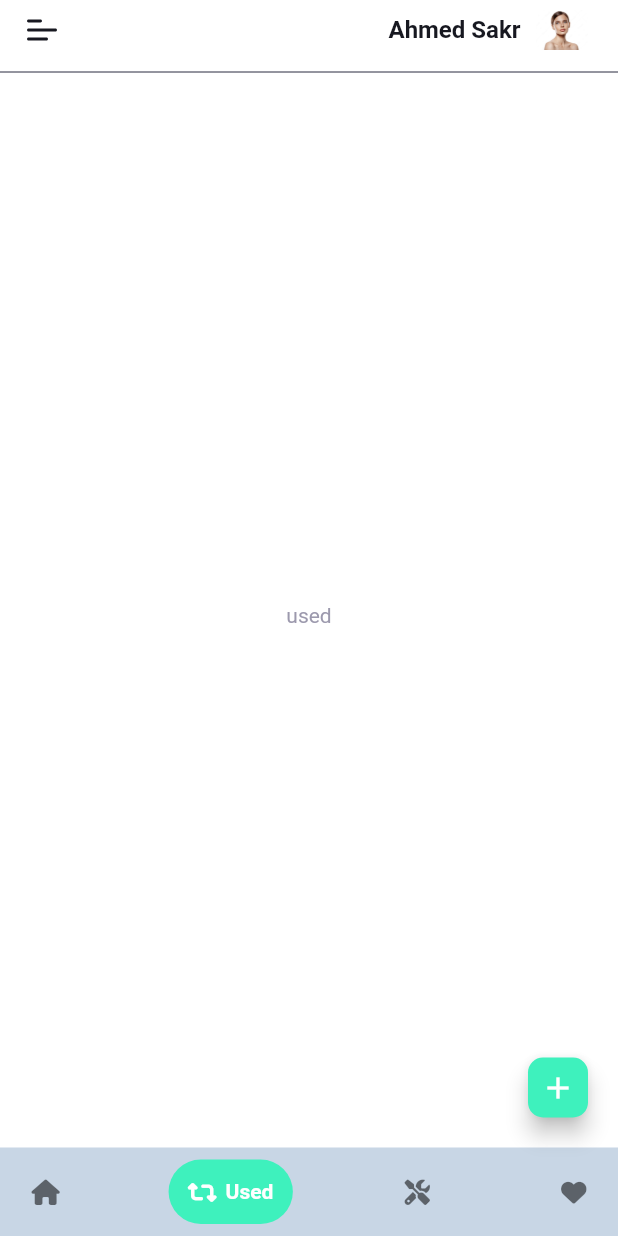
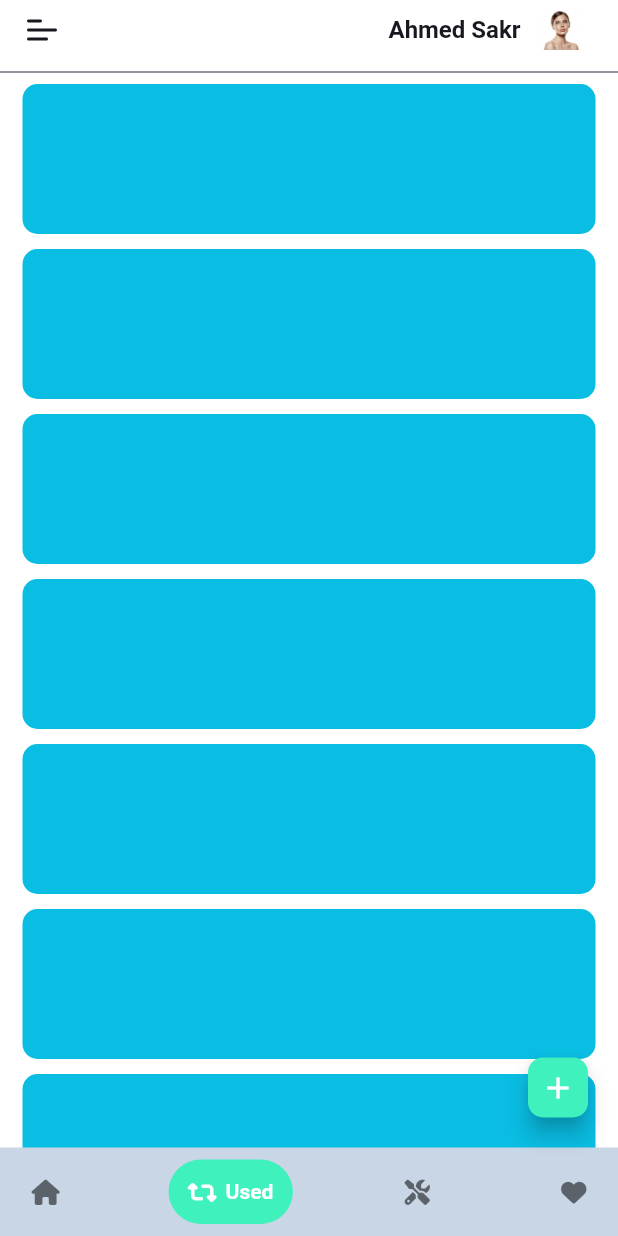
Before and after one commit to mhmoudGamea/car-club, a Flutter app: the TabsView screen opened by its route, item 2 of the bottom bar chosen, in the side drawer, after a tap on the "add" icon, on a phone screen of 412 x 824 dp. Run offline on Flutter 3.47's test engine with Material 2 defaults, Android fonts, the light colour scheme and no system bars; drawn by our look-alikes of google_nav_bar; our stand-ins replace animated_text_kit, bloc, cloud_firestore, firebase_auth, firebase_core, firebase_storage and 14 more; missing offline and left inert: flutter_facebook_auth; accounts and stored records are empty; Roboto replaces fonts that are missing (Lexend).

Commit message:
try to show used cars

```diff
--- a/lib/features/post/data/models/post_model.dart
+++ b/lib/features/post/data/models/post_model.dart
@@ -14,7 +14,7 @@ class PostModel {
   final String description;
   final String address;
   final String phone;
-  final List<String> images;
+  final List<dynamic> images;
 
   const PostModel({
     required this.date,
--- a/lib/features/post/data/post_constants.dart
+++ b/lib/features/post/data/post_constants.dart
@@ -1,2 +1,2 @@
 const postsColl = 'postsCollection';
-const userPosts = 'posts';
+const posts = 'posts';
--- a/lib/features/post/data/repos/post_repo_impl.dart
+++ b/lib/features/post/data/repos/post_repo_impl.dart
@@ -8,6 +8,6 @@ class PostRepoImpl implements PostRepo {
       FirebaseFirestore.instance.collection(postsColl);
   @override
   Future<void> addNewPost(String uId, Map<String, dynamic> post) async {
-    await postsCollection.doc(uId).collection(userPosts).add(post);
+    await postsCollection.doc(uId).collection(posts).add(post);
   }
 }
--- a/lib/features/post/presentation/model_views/user_form_cubit/user_form_cubit.dart
+++ b/lib/features/post/presentation/model_views/user_form_cubit/user_form_cubit.dart
@@ -113,8 +113,7 @@ class UserFormCubit extends Cubit<UserFormState> {
       images: images,
     );
     try {
-      await postRepo.addNewPost(
-          'yyTbyyKO9xREWQjg4aXIM2thJWp1', _postModel.toJson());
+      await postRepo.addNewPost(uId, _postModel.toJson());
       emit(PostAddedSuccess());
       // ignore: use_build_context_synchronously
       Helper.showCustomToast(
--- /dev/null
+++ b/lib/features/used/presentation/model_views/used_cubit/used_cubit.dart
@@ -0,0 +1,29 @@
+import 'package:car_club/core/constants.dart';
+import 'package:car_club/features/post/data/models/post_model.dart';
+import 'package:cloud_firestore/cloud_firestore.dart';
+import 'package:flutter_bloc/flutter_bloc.dart';
+import 'package:meta/meta.dart';
+
+import '../../../../post/data/post_constants.dart';
+
+part 'used_state.dart';
+
+class UsedCubit extends Cubit<UsedState> {
+  UsedCubit() : super(UsedInitial());
+
+  CollectionReference postsCollectionRF =
+      FirebaseFirestore.instance.collection(postsColl);
+
+  // this func. used to get post that the user just added to postsCollection
+  Future<void> getPost() async {
+    List<PostModel> post = [];
+    postsCollectionRF.snapshots().listen((event) async {
+      // postsCollection > uId > posts > get all documents
+      final QuerySnapshot<Map<String, dynamic>> postsQuery =
+          await postsCollectionRF.doc(uId).collection(posts).get();
+      final post =
+          postsQuery.docs.map((e) => PostModel.fromJson(e.data())).toList();
+      print(post.length);
+    });
+  }
+}
--- /dev/null
+++ b/lib/features/used/presentation/model_views/used_cubit/used_state.dart
@@ -0,0 +1,12 @@
+part of 'used_cubit.dart';
+
+@immutable
+abstract class UsedState {}
+
+class UsedInitial extends UsedState {}
+
+class UsedCarPostLoading extends UsedState {}
+
+class UsedCarPostSuccess extends UsedState {}
+
+class UsedCarPostFailure extends UsedState {}
--- a/lib/features/used/presentation/views/used_view.dart
+++ b/lib/features/used/presentation/views/used_view.dart
@@ -1,11 +1,17 @@
-import 'package:car_club/features/used/presentation/views/widgets/used_view_body.dart';
 import 'package:flutter/material.dart';
+import 'package:flutter_bloc/flutter_bloc.dart';
+
+import '../model_views/used_cubit/used_cubit.dart';
+import 'widgets/used_view_body.dart';
 
 class UsedView extends StatelessWidget {
   const UsedView({Key? key}) : super(key: key);
 
   @override
   Widget build(BuildContext context) {
-    return const UsedViewBody();
+    return BlocProvider(
+      create: (context) => UsedCubit(),
+      child: const UsedViewBody(),
+    );
   }
 }
--- a/lib/features/used/presentation/views/widgets/used_view_body.dart
+++ b/lib/features/used/presentation/views/widgets/used_view_body.dart
@@ -1,16 +1,30 @@
+import 'package:car_club/core/constants.dart';
 import 'package:car_club/core/utils/styles.dart';
+import 'package:car_club/features/used/presentation/model_views/used_cubit/used_cubit.dart';
 import 'package:flutter/material.dart';
+import 'package:flutter_bloc/flutter_bloc.dart';
 
 class UsedViewBody extends StatelessWidget {
   const UsedViewBody({Key? key}) : super(key: key);
 
   @override
   Widget build(BuildContext context) {
-    return const Center(
-      child: Text(
-        'used',
-        style: Styles.title14,
-      ),
+    BlocProvider.of<UsedCubit>(context).getPost();
+    return BlocBuilder<UsedCubit, UsedState>(
+      builder: (context, state) {
+        return ListView.separated(
+          padding: const EdgeInsets.only(left: 15, right: 15, bottom: 10),
+          itemCount: 7,
+          itemBuilder: (context, index) => Container(
+            height: 100,
+            decoration: BoxDecoration(
+              borderRadius: BorderRadius.circular(10),
+              color: babyBlue,
+            ),
+          ),
+          separatorBuilder: (context, index) => const SizedBox(height: 10),
+        );
+      },
     );
   }
 }
--- a/lib/main.dart
+++ b/lib/main.dart
@@ -29,7 +29,7 @@ class CarClub extends StatelessWidget {
   final Widget widget;
   @override
   Widget build(BuildContext context) {
-    // print('Gamea: uid = $uId');
+    //print('Gamea: uid = $uId');
     return MaterialApp.router(
       routerConfig: AppRoutes.getRouter,
       debugShowCheckedModeBanner: false,
```
Also changed, not shown: lib/features/auth/presentation/views/widgets/splash_view_body.dart (+10 -28 lines), assets/images/llllll.jpg (added).
